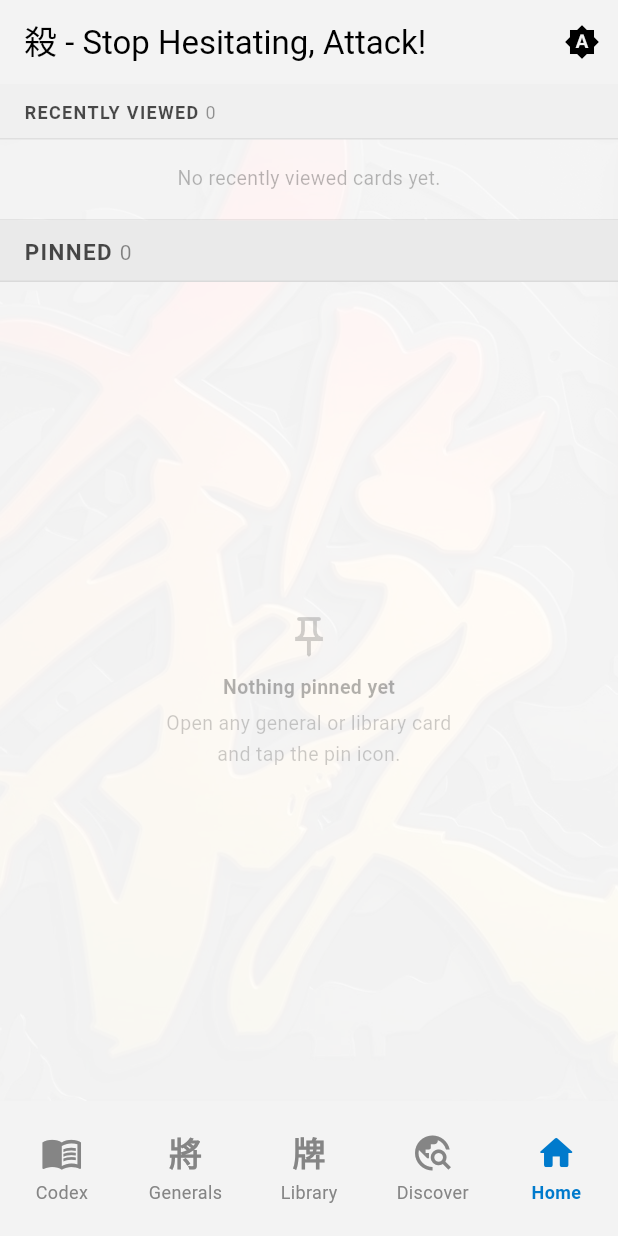
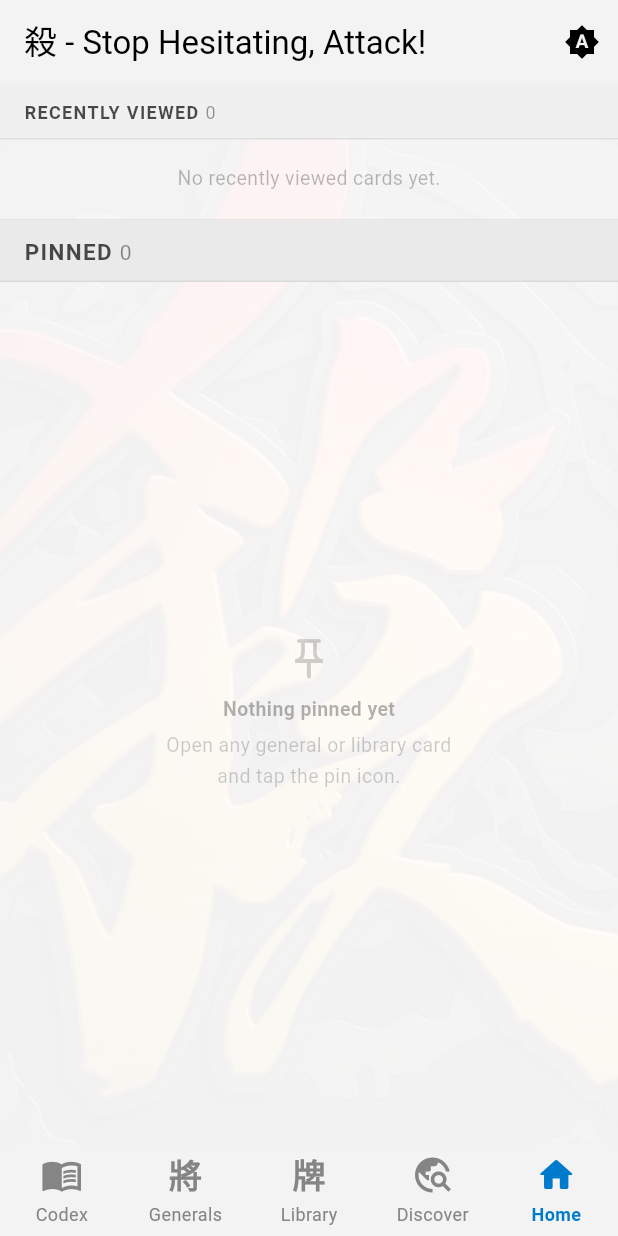
Before and after one commit to Akari-light/san-guo-sha-translator, a Flutter app: the screen it shows after launch, on a phone screen of 412 x 824 dp. Run offline on Flutter 3.47's test engine with Material 3 defaults, Android fonts, the phone set to English and light mode, and no system bars; our stand-ins replace camera, image_picker, shared_preferences; missing offline and left inert: google_mlkit_text_recognition, lpinyin, tflite_flutter.

Commit message:
fixed critical bottom navbar bug

```diff
--- a/lib/main.dart
+++ b/lib/main.dart
@@ -617,8 +617,8 @@ class _MainNavigationScreenState extends State<MainNavigationScreen> {
         bottomNavigationBar:
             (_selectedIndex == _discoverTabIndex && !_scannerShowsNavBar)
                 ? null
-                : SizedBox(
-                    height: 90,
+                : SafeArea(
+                    top: false,
                     child: BottomNavigationBar(
                       type: BottomNavigationBarType.fixed,
                       currentIndex: _selectedIndex,
```
